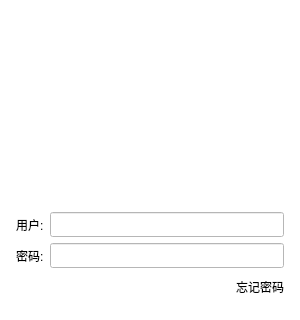
The window that client/QmsrChat/logindialog.ui (msrnnnnn/msrChat) describes before a commit, drawn with Qt 5; both pictures show x 0 to 300 and y 0 to 320 of the 300 by 467 pixel window.
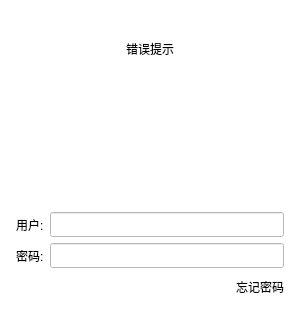
The same window after the commit. Icons and pictures are not drawn.

```diff
--- a/client/QmsrChat/logindialog.ui
+++ b/client/QmsrChat/logindialog.ui
@@ -334,6 +334,16 @@
         </property>
        </widget>
       </item>
+      <item row="1" column="0">
+       <widget class="QLabel" name="error_label">
+        <property name="text">
+         <string>错误提示</string>
+        </property>
+        <property name="alignment">
+         <set>Qt::AlignmentFlag::AlignCenter</set>
+        </property>
+       </widget>
+      </item>
      </layout>
     </widget>
    </item>
```
